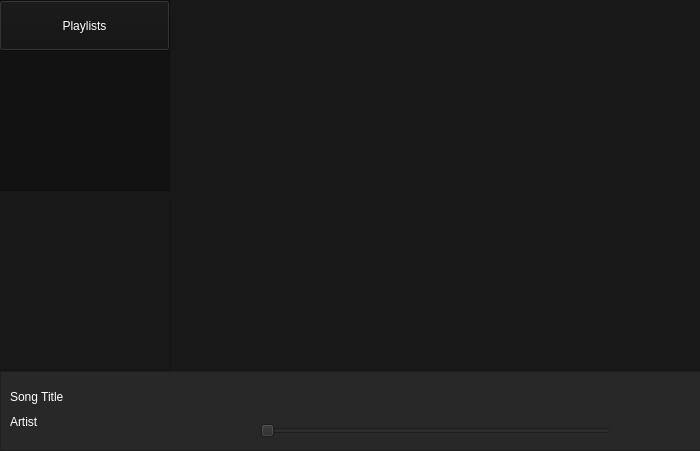
Before: the Qt Designer form BangerPlayer/mainwindow.ui in skowronsky98/music-player, drawn with Qt 5; both pictures show x 0 to 700 and y 149 to 600 of the 850 by 600 pixel window.
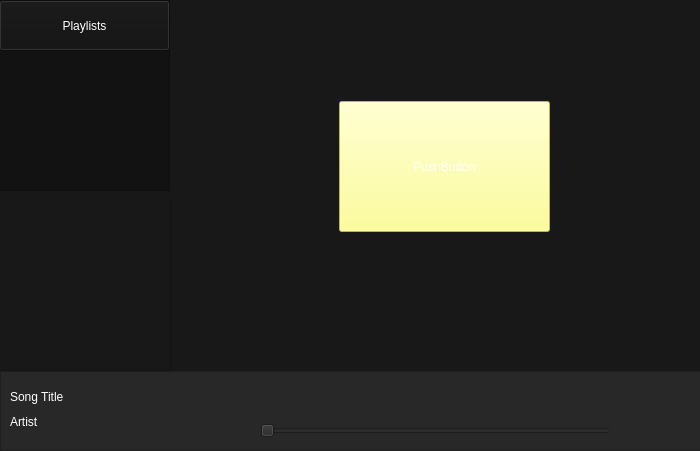
After: the same form once the commit is applied. The open tabs and pages were chosen to show the change. Icons and pictures are not drawn.

```diff
--- a/BangerPlayer/mainwindow.ui
+++ b/BangerPlayer/mainwindow.ui
@@ -50,6 +50,23 @@
        <string>My Library</string>
       </property>
      </widget>
+     <widget class="QPushButton" name="pushButton">
+      <property name="geometry">
+       <rect>
+        <x>169</x>
+        <y>250</y>
+        <width>211</width>
+        <height>131</height>
+       </rect>
+      </property>
+      <property name="styleSheet">
+       <string notr="true">color:white;
+background-color: rgb(255, 255, 127);</string>
+      </property>
+      <property name="text">
+       <string>PushButton</string>
+      </property>
+     </widget>
     </widget>
     <widget class="QWidget" name="page_2">
      <widget class="QLabel" name="playlistsTitle">
@@ -139,7 +156,7 @@
       <rect>
        <x>10</x>
        <y>40</y>
-       <width>201</width>
+       <width>171</width>
        <height>21</height>
       </rect>
      </property>
```
Left out of the diff: 2 changed lines with no effect on the pictures.
